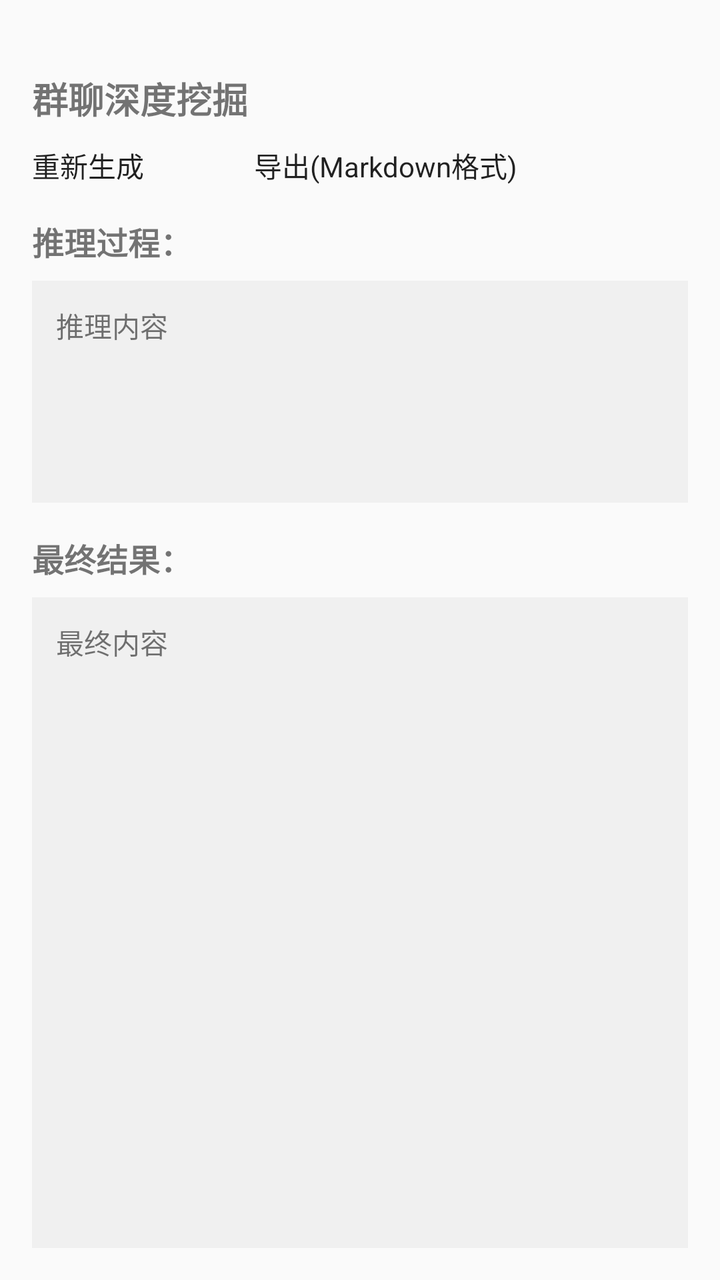
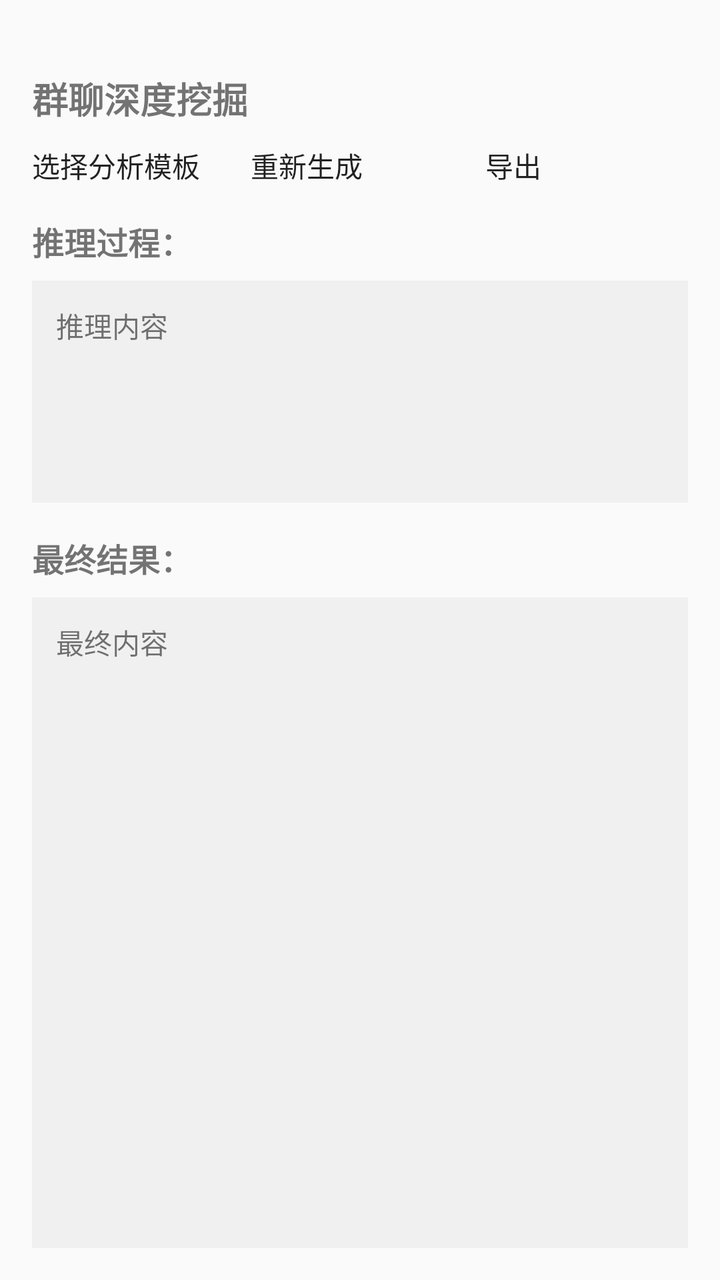

Two renders of the same Android screen: before a commit and after it. Below are the layout's source before the change and the commit's diff.
<!-- AndroidManifest.xml: activity theme Theme.AutoXHS -->
<!-- res/layout/activity_ai_analysis_result.xml -->
<LinearLayout xmlns:android="http://schemas.android.com/apk/res/android"
    android:layout_width="match_parent"
    android:layout_height="match_parent"
    android:orientation="vertical"
    android:padding="16dp">

    <TextView
        android:id="@+id/tv_group_name"
        android:layout_width="wrap_content"
        android:layout_height="wrap_content"
        android:layout_marginTop="20dp"
        android:layout_marginBottom="10dp"
        android:text="群聊深度挖掘"
        android:textSize="18sp"
        android:textStyle="bold" />

    <LinearLayout
        android:layout_width="match_parent"
        android:layout_height="wrap_content"
        android:layout_marginBottom="16dp"
        android:orientation="horizontal">

        <Button
            android:id="@+id/btn_regenerate"
            android:layout_width="0dp"
            android:layout_height="wrap_content"
            android:layout_marginEnd="8dp"
            android:layout_weight="1"
            android:text="重新生成" />

        <Button
            android:id="@+id/btn_export"
            android:layout_width="122dp"
            android:layout_height="match_parent"
            android:layout_marginStart="8dp"
            android:layout_weight="1"
            android:text="导出(Markdown格式)" />

    </LinearLayout>

    
    <LinearLayout
        android:id="@+id/loading_layout"
        android:layout_width="match_parent"
        android:layout_height="wrap_content"
        android:orientation="horizontal"
        android:gravity="center"
        android:visibility="gone"
        android:layout_marginBottom="16dp">

        <ProgressBar
            android:layout_width="wrap_content"
            android:layout_height="wrap_content"
            android:layout_marginEnd="8dp" />

        <TextView
            android:layout_width="wrap_content"
            android:layout_height="wrap_content"
            android:text="AI正在分析中，请稍候..."
            android:textSize="16sp" />

    </LinearLayout>

    <TextView
        android:layout_width="wrap_content"
        android:layout_height="wrap_content"
        android:layout_marginBottom="8dp"
        android:text="推理过程："
        android:textSize="16sp"
        android:textStyle="bold" />

    <ScrollView
        android:id="@+id/sv_reasoning_content"
        android:layout_width="match_parent"
        android:layout_height="111dp"
        android:layout_marginBottom="16dp"
        android:background="#f0f0f0"
        android:padding="12dp">

        <TextView
            android:id="@+id/tv_reasoning_content"
            android:layout_width="match_parent"
            android:layout_height="wrap_content"
            android:text="推理内容"
            android:textSize="14sp" />

    </ScrollView>

    <TextView
        android:layout_width="wrap_content"
        android:layout_height="wrap_content"
        android:layout_marginBottom="8dp"
        android:text="最终结果："
        android:textSize="16sp"
        android:textStyle="bold" />

    <ScrollView
        android:id="@+id/sv_final_content"
        android:layout_width="match_parent"
        android:layout_height="0dp"
        android:layout_weight="1"
        android:background="#f0f0f0"
        android:padding="12dp">

        <TextView
            android:id="@+id/tv_final_content"
            android:layout_width="match_parent"
            android:layout_height="wrap_content"
            android:text="最终内容"
            android:textSize="14sp" />

    </ScrollView>

</LinearLayout>
<!-- resources referenced by this layout -->
<resources>
  <style name="Theme.AutoXHS" parent="android:Theme.Material.Light.NoActionBar" />
</resources>

<!-- the commit's change to res/layout/activity_ai_analysis_result.xml (unified diff, before → after) -->
@@ -21,6 +21,14 @@
         android:orientation="horizontal">
 
         <Button
+            android:id="@+id/btn_select_prompt"
+            android:layout_width="0dp"
+            android:layout_height="wrap_content"
+            android:layout_marginEnd="8dp"
+            android:layout_weight="1"
+            android:text="选择分析模板" />
+
+        <Button
             android:id="@+id/btn_regenerate"
             android:layout_width="0dp"
             android:layout_height="wrap_content"
@@ -30,11 +38,89 @@
 
         <Button
             android:id="@+id/btn_export"
-            android:layout_width="122dp"
-            android:layout_height="match_parent"
+            android:layout_width="0dp"
+            android:layout_height="wrap_content"
             android:layout_marginStart="8dp"
             android:layout_weight="1"
-            android:text="导出(Markdown格式)" />
+            android:text="导出" />
+
+    </LinearLayout>
+
+    
+    <LinearLayout
+        android:id="@+id/prompt_selection_layout"
+        android:layout_width="match_parent"
+        android:layout_height="wrap_content"
+        android:orientation="vertical"
+        android:visibility="gone"
+        android:layout_marginBottom="16dp"
+        android:background="#f0f0f0"
+        android:padding="12dp">
+
+        <TextView
+            android:layout_width="wrap_content"
+            android:layout_height="wrap_content"
+            android:text="请选择分析模板："
+            android:textSize="16sp"
+            android:textStyle="bold"
+            android:layout_marginBottom="8dp" />
+
+        <ScrollView
+            android:layout_width="match_parent"
+            android:layout_height="200dp">
+
+            <RadioGroup
+                android:id="@+id/rg_prompts"
+                android:layout_width="match_parent"
+                android:layout_height="wrap_content">
+
+                <RadioButton
+                    android:id="@+id/rb_prompt1"
+                    android:layout_width="match_parent"
+                    android:layout_height="wrap_content"
+                    android:text="群聊舆情分析报告（热点话题、话题热度榜、有趣对话）"
+                    android:checked="true" />
+
+                <RadioButton
+                    android:id="@+id/rb_prompt2"
+                    android:layout_width="match_parent"
+                    android:layout_height="wrap_content"
+                    android:text="用户行为分析（用户需求、商业价值挖掘）" />
+
+                <RadioButton
+                    android:id="@+id/rb_prompt3"
+                    android:layout_width="match_parent"
+                    android:layout_height="wrap_content"
+                    android:text="玩具产品开发机会分析" />
+
+                <RadioButton
+                    android:id="@+id/rb_prompt4"
+                    android:layout_width="match_parent"
+                    android:layout_height="wrap_content"
+                    android:text="玩具核心痛点分析" />
+
+                <RadioButton
+                    android:id="@+id/rb_prompt5"
+                    android:layout_width="match_parent"
+                    android:layout_height="wrap_content"
+                    android:text="竞品讨论分析" />
+
+                <RadioButton
+                    android:id="@+id/rb_prompt6"
+                    android:layout_width="match_parent"
+                    android:layout_height="wrap_content"
+                    android:text="综合市场分析报告（六大维度深度分析）" />
+
+            </RadioGroup>
+
+        </ScrollView>
+
+        <Button
+            android:id="@+id/btn_confirm_prompt"
+            android:layout_width="match_parent"
+            android:layout_height="wrap_content"
+            android:text="确认并开始分析"
+            android:layout_marginTop="8dp" />
 
     </LinearLayout>
 
